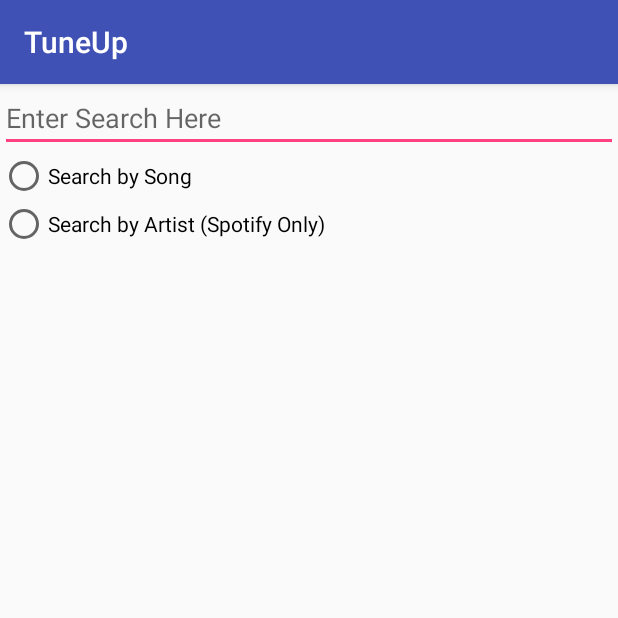
After one commit to AlexAustin8/Sinuosity, an Android app: the SearchActivity screen opened directly, with no data from a screen before it, on a phone screen of 412 x 824 dp, the top half of it. The commit adds this screen. Run offline under Robolectric (Android 15) with nearby library versions, the phone set to English and light mode, and no system bars.

Commit message:
Search Activity Begun

```diff
--- a/app/build.gradle
+++ b/app/build.gradle
@@ -16,6 +16,9 @@ android {
             proguardFiles getDefaultProguardFile('proguard-android.txt'), 'proguard-rules.pro'
         }
     }
+}
+dependencies {
+    implementation 'com.android.support.constraint:constraint-layout:+'
 }
 allprojects {
     repositories {
--- a/app/src/main/AndroidManifest.xml
+++ b/app/src/main/AndroidManifest.xml
@@ -18,7 +18,8 @@
         </activity>
         <activity
             android:name="com.spotify.sdk.android.authentication.LoginActivity"
-            android:theme="@android:style/Theme.Translucent.NoTitleBar"/>
+            android:theme="@android:style/Theme.Translucent.NoTitleBar" />
+        <activity android:name=".SearchActivity"></activity>
     </application>
 
 </manifest>
--- /dev/null
+++ b/app/src/main/java/com/example/alex/tuneup/SearchActivity.java
@@ -0,0 +1,19 @@
+package com.example.alex.tuneup;
+
+import android.support.v7.app.AppCompatActivity;
+import android.os.Bundle;
+
+public class SearchActivity extends AppCompatActivity {
+
+    @Override
+    protected void onCreate(Bundle savedInstanceState) {
+        super.onCreate(savedInstanceState);
+        setContentView(R.layout.activity_search);
+
+        //Send a request to the server, and then parse the results into an
+        //array of Track objects to put in the list. Then we can fill the list
+        //Using the adapter
+
+
+    }
+}
--- a/app/src/main/java/com/example/alex/tuneup/Track.java
+++ b/app/src/main/java/com/example/alex/tuneup/Track.java
@@ -12,6 +12,7 @@ public interface Track {
     String getUri();
     String getTitle();
     String getArtist();
+    String getArtUri();
     String getAlbum();
     //TODO Add album art and length fields to implement in both
     Object getPlayer();
@@ -22,8 +23,10 @@ public interface Track {
     void setTitle(String newTitle);
     void setArtist(String newArtist);
     void setAlbum(String newAlbum);
+    void setArtUri(String u);
 
-/*
+
+    /*
 note that initializePlayer and getPlayer will likely be re-evaluated once we determine
 how soundcloud tracks will be implemented
  */
--- /dev/null
+++ b/app/src/main/res/layout/activity_search.xml
@@ -0,0 +1,55 @@
+<?xml version="1.0" encoding="utf-8"?>
+<android.support.constraint.ConstraintLayout xmlns:android="http://schemas.android.com/apk/res/android"
+    xmlns:app="http://schemas.android.com/apk/res-auto"
+    xmlns:tools="http://schemas.android.com/tools"
+    android:layout_width="match_parent"
+    android:layout_height="match_parent"
+    tools:context="com.example.alex.tuneup.SearchActivity">
+
+
+
+    <EditText
+        android:id="@+id/search_input"
+        android:layout_width="match_parent"
+        android:layout_height="wrap_content"
+        android:hint="@string/search_hint"
+        android:inputType="text"
+        android:lines="4"
+        app:layout_constraintTop_toBottomOf="@+id/total_prompt" />
+
+
+    <RadioGroup xmlns:android="http://schemas.android.com/apk/res/android"
+        android:id="@+id/search_selection"
+        android:layout_width="fill_parent"
+        android:layout_height="wrap_content"
+        android:orientation="vertical"
+        app:layout_constraintTop_toBottomOf="@+id/search_input">
+
+        <RadioButton
+            android:id="@+id/song_search"
+            android:layout_width="wrap_content"
+            android:layout_height="wrap_content"
+            android:onClick="onRadioButtonClicked"
+            android:text="@string/song_search_hint" />
+
+        <RadioButton
+            android:id="@+id/artist_search"
+            android:layout_width="wrap_content"
+            android:layout_height="wrap_content"
+            android:onClick="onRadioButtonClicked"
+            android:text="@string/artist_search_hint" />
+
+    </RadioGroup>
+
+
+    <ListView
+        android:id="@+id/result_list"
+        android:layout_width="wrap_content"
+        android:layout_height="wrap_content"
+        android:divider="@android:color/black"
+        android:dividerHeight="5.0sp"
+        app:layout_constraintTop_toBottomOf="@+id/search_selection">
+
+    </ListView>
+
+</android.support.constraint.ConstraintLayout>
--- /dev/null
+++ b/app/src/main/res/values/dimens.xml
@@ -0,0 +1,5 @@
+<?xml version="1.0" encoding="utf-8"?>
+<resources>
+    <dimen name="album_art_dimen">75dip</dimen>
+    <dimen name="result_padding">75dip</dimen>
+</resources>
--- a/app/src/main/res/values/strings.xml
+++ b/app/src/main/res/values/strings.xml
@@ -1,3 +1,6 @@
 <resources>
     <string name="app_name">TuneUp</string>
+    <string name="search_hint">Enter Search Here</string>
+    <string name="song_search_hint">Search by Song</string>
+    <string name="artist_search_hint">Search by Artist (Spotify Only)</string>
 </resources>
```
Also changed, not shown: app/src/main/java/com/example/alex/tuneup/MainActivity.java (+6 -4 lines), app/src/main/java/com/example/alex/tuneup/SoundCloudTrack.java (+11 -1 lines), app/src/main/java/com/example/alex/tuneup/SpotifyTrack.java (+11 -1 lines), app/src/main/java/com/example/alex/tuneup/TrackAdapter.java (added, +58 -0 lines), app/src/main/res/layout/search_result_layout.xml (added, +38 -0 lines).
